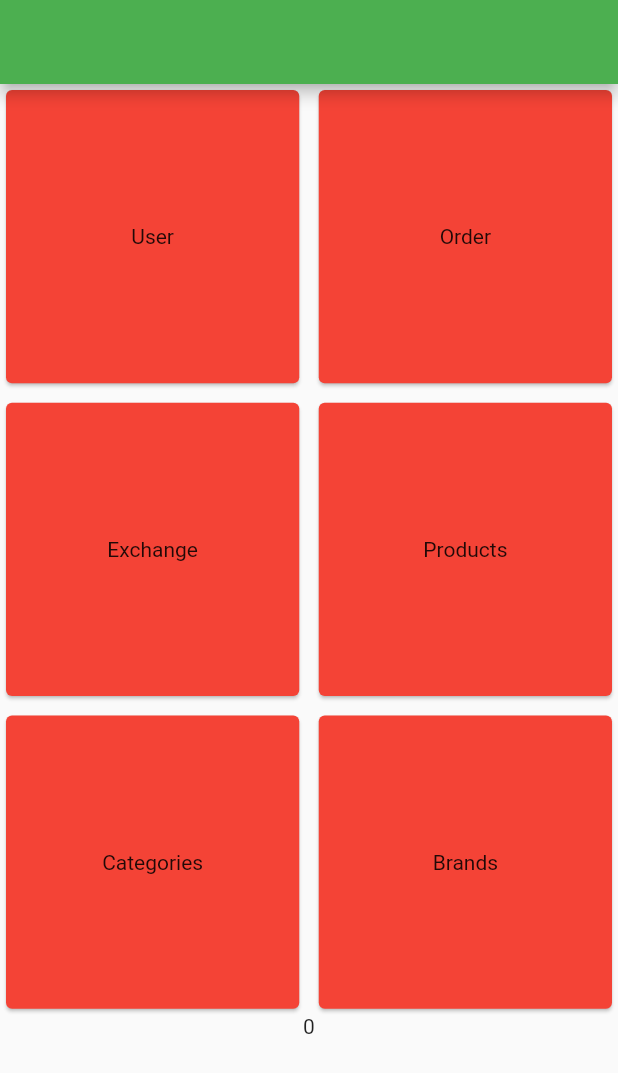
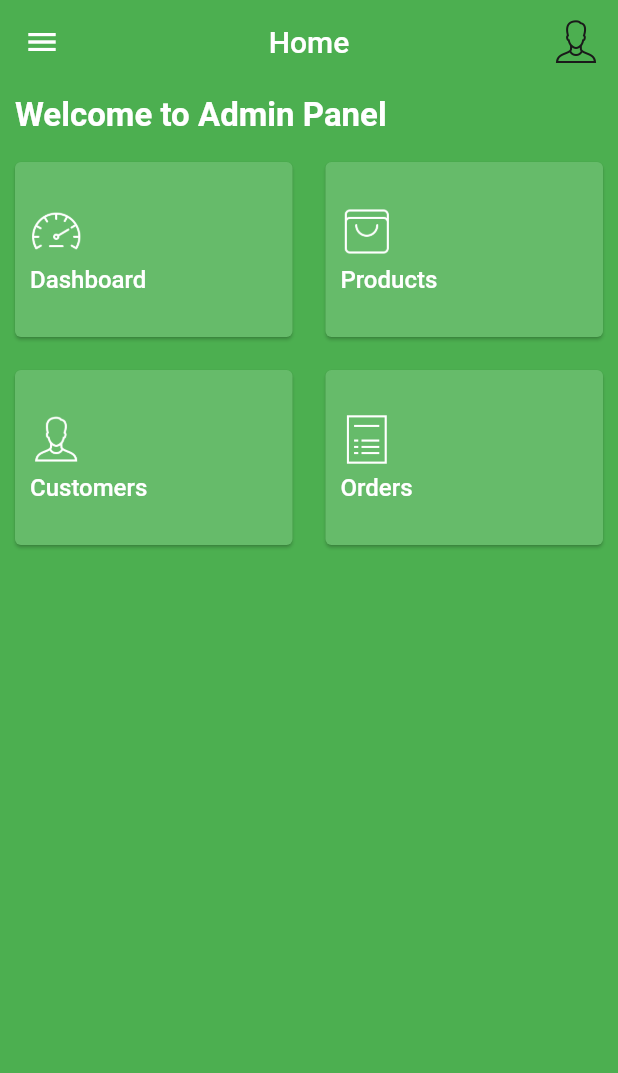
Before and after one commit to royalcourtbd/ds_admin, a Flutter app: the screen it shows after launch, on a phone screen of 412 x 824 dp. Shown: the top 1073 px of the screen. Run offline on Flutter 3.47's test engine with Material 2 defaults, Android fonts, the light colour scheme and no system bars; drawn by our look-alikes of badges; our stand-ins replace cloud_firestore, firebase_auth, firebase_core, get, image_picker; accounts and stored records are empty.

Commit message:
update dashBoard

```diff
--- a/lib/app/homePage/cotroller/home_page_controller.dart
+++ b/lib/app/homePage/cotroller/home_page_controller.dart
@@ -1,7 +1,5 @@
-import 'package:flutter/material.dart';
 import 'package:get/get.dart';
 
 class HomePageController extends GetxController {
   static HomePageController instance = Get.find();
-  TextEditingController categoryController = TextEditingController();
 }
--- /dev/null
+++ b/lib/app/homePage/model/home_view_model.dart
@@ -0,0 +1,9 @@
+class HomeViewModel {
+  HomeViewModel({
+    this.title,
+    this.icon,
+  });
+
+  String? title;
+  String? icon;
+}
--- a/lib/app/homePage/screen/home_page_view.dart
+++ b/lib/app/homePage/screen/home_page_view.dart
@@ -1,60 +1,137 @@
 import 'package:ds_admin/app/homePage/cotroller/home_page_controller.dart';
-import 'package:ds_admin/general/constans/constans.dart';
+import 'package:ds_admin/app/homePage/widget/show_counter.dart';
 import 'package:ds_admin/general/routes/route.dart';
 import 'package:flutter/material.dart';
 import 'package:get/get.dart';
 
+import '../../../general/constans/constans.dart';
+import '../model/home_view_model.dart';
+
 class HomePageView extends GetView<HomePageController> {
-  List title = [
-    'User',
-    'Order',
-    'Exchange',
-    'Products',
-    'Categories',
-    'Brands'
+  var homeTitleList = [
+    HomeViewModel(
+      title: 'Dashboard',
+      icon: 'assets/icons/dashboard.png',
+    ),
+    HomeViewModel(
+      title: 'Products',
+      icon: 'assets/icons/products.png',
+    ),
+    HomeViewModel(
+      title: 'Customers',
+      icon: 'assets/icons/customers.png',
+    ),
+    HomeViewModel(
+      title: 'Orders',
+      icon: 'assets/icons/orders.png',
+    ),
   ];
+
   @override
   Widget build(BuildContext context) {
     return Scaffold(
-      appBar: AppBar(),
+      appBar: AppBar(
+        elevation: 0,
+        title: const Text('Home'),
+        centerTitle: true,
+        actions: [
+          Image.asset(
+            'assets/icons/customers.png',
+            scale: 3,
+          )
+        ],
+      ),
+      drawer: Container(),
+      backgroundColor: Colors.green,
       body: SingleChildScrollView(
         child: Column(
+          crossAxisAlignment: CrossAxisAlignment.start,
           children: [
+            const Padding(
+              padding: EdgeInsets.symmetric(vertical: 8, horizontal: 10),
+              child: Text(
+                'Welcome to Admin Panel',
+                style: TextStyle(
+                  fontSize: 22,
+                  color: Colors.white,
+                  fontWeight: FontWeight.bold,
+                ),
+              ),
+            ),
             GridView.builder(
               shrinkWrap: true,
-              itemCount: title.length,
               gridDelegate: const SliverGridDelegateWithFixedCrossAxisCount(
                 crossAxisCount: 2,
-                childAspectRatio: 1 / 1,
-                crossAxisSpacing: 5,
-                mainAxisSpacing: 5,
+                crossAxisSpacing: 2,
+                mainAxisSpacing: 2,
+                childAspectRatio: 1.5 / 1,
               ),
+              itemCount: homeTitleList.length,
               itemBuilder: (context, index) {
-                return Card(
-                  color: Colors.red,
-                  child: InkWell(
-                    onTap: () {
-                      print(title[index]);
-                      if (title[index] == 'Products') {
-                        Get.toNamed(RoutesClass.getProductPageRoute());
-                      } else if (title[index] == 'Categories') {
-                        Get.toNamed(RoutesClass.getCategoryPageRoute());
-                      } else if (title[index] == 'Brands') {
-                        Get.toNamed(RoutesClass.getBrandPageRoute());
-                      }
-                    },
+                return InkWell(
+                  onTap: () {
+                    print(homeTitleList[index].title);
+                    if (homeTitleList[index].title == 'Products') {
+                      Get.toNamed(RoutesClass.getProductPageRoute());
+                    } else {
+                      ScaffoldMessenger.of(context).showSnackBar(
+                        SnackBar(
+                          content: Text(homeTitleList[index].title!),
+                          duration: const Duration(milliseconds: 100),
+                        ),
+                      );
+                    }
+                  },
+                  child: Card(
+                    color: Colors.green.shade400,
+                    margin: const EdgeInsets.all(10),
                     child: Container(
-                      alignment: Alignment.center,
-                      child: Text(
-                        title[index],
+                      padding: const EdgeInsets.all(10),
+                      child: Column(
+                        mainAxisAlignment: MainAxisAlignment.center,
+                        crossAxisAlignment: CrossAxisAlignment.start,
+                        children: [
+                          Row(
+                            mainAxisAlignment: MainAxisAlignment.spaceBetween,
+                            children: [
+                              Image.asset(
+                                homeTitleList[index].icon!,
+                                height: 35,
+                                color: Colors.white,
+                              ),
+                              homeTitleList[index].title == 'Products'
+                                  ? Obx(
+                                      () => ShowCounter(
+                                        showBadge: productPageController
+                                                    .productListLength >
+                                                0
+                                            ? true
+                                            : false,
+                                        title: productPageController
+                                            .productListLength
+                                            .toString(),
+                                      ),
+                                    )
+                                  : Container(),
+                            ],
+                          ),
+                          const SizedBox(
+                            height: 5,
+                          ),
+                          Text(
+                            homeTitleList[index].title!,
+                            style: const TextStyle(
+                              color: Colors.white,
+                              fontSize: 16,
+                              fontWeight: FontWeight.w500,
+                            ),
+                          ),
+                        ],
                       ),
                     ),
                   ),
                 );
               },
-            ),
-            Obx(
-              () => Text(productPageController.productListLength.toString()),
             ),
           ],
         ),
--- /dev/null
+++ b/lib/app/homePage/widget/show_counter.dart
@@ -0,0 +1,38 @@
+import 'package:badges/badges.dart';
+import 'package:ds_admin/app/homePage/cotroller/home_page_controller.dart';
+import 'package:flutter/material.dart';
+import 'package:get/get.dart';
+
+class ShowCounter extends GetView<HomePageController> {
+  bool showBadge = true;
+  String title;
+  ShowCounter({
+    Key? key,
+    required this.title,
+    required this.showBadge,
+  }) : super(key: key);
+
+  @override
+  Widget build(BuildContext context) {
+    return Badge(
+      toAnimate: false,
+      ignorePointer: true,
+      alignment: Alignment.center,
+      badgeColor: Colors.amber,
+      padding: const EdgeInsets.all(6),
+      // position: BadgePosition.topEnd(top: 25, end: 25),
+      showBadge: showBadge,
+      badgeContent: Container(
+        alignment: Alignment.center,
+        child: Text(
+          title,
+          style: const TextStyle(
+            color: Colors.black,
+            fontSize: 10,
+            fontWeight: FontWeight.w600,
+          ),
+        ),
+      ),
+    );
+  }
+}
--- a/lib/app/productPage/controller/brand_page_controller.dart
+++ b/lib/app/productPage/controller/brand_page_controller.dart
@@ -58,7 +58,7 @@ class BrandPageController extends GetxController {
 
   Stream<List<BrandModel>> getBrands() => firestore
       .collection(Urls.BRANDS_COLLECTION)
-      .orderBy('createdAt', descending: true)
+      .orderBy('brandName', descending: false)
       .snapshots()
       .map(
         (query) => query.docs
--- a/lib/app/productPage/controller/category_page_controller.dart
+++ b/lib/app/productPage/controller/category_page_controller.dart
@@ -58,7 +58,7 @@ class CategoryPageController extends GetxController {
 
   Stream<List<CategoryModel>> getCategories() => firestore
       .collection(Urls.CATEGORIES_COLLECTION)
-      .orderBy('createdAt', descending: true)
+      .orderBy('categoryName', descending: false)
       .snapshots()
       .map(
         (query) => query.docs
--- a/lib/app/productPage/screen/brand_page_view.dart
+++ b/lib/app/productPage/screen/brand_page_view.dart
@@ -89,8 +89,13 @@ class BrandPageView extends GetView<BrandPageController> {
                 print(controller.brandsList);
                 return Card(
                   child: ListTile(
-                      leading:
-                          Image.network(controller.brandsList[index].image!),
+                    leading: SizedBox(
+                      height: 70,
+                      width: 60,
+                      child: Image.network(
+                        controller.brandsList[index].image!,
+                      ),
+                    ),
                     title: Text(controller.brandsList[index].brandName!),
                     trailing: IconButton(
                       onPressed: () {
@@ -105,6 +110,7 @@ class BrandPageView extends GetView<BrandPageController> {
             ),
           ),
         ],
-        ));
+      ),
+    );
   }
 }
--- a/lib/app/productPage/screen/category_page_view.dart
+++ b/lib/app/productPage/screen/category_page_view.dart
@@ -91,8 +91,13 @@ class CategoryPageView extends GetView<CategoryPageController> {
                 print(controller.categoriesList);
                 return Card(
                   child: ListTile(
-                    leading:
-                        Image.network(controller.categoriesList[index].image!),
+                    leading: SizedBox(
+                      height: 70,
+                      width: 60,
+                      child: Image.network(
+                        controller.categoriesList[index].image!,
+                      ),
+                    ),
                     title: Text(controller.categoriesList[index].categoryName!),
                     trailing: IconButton(
                       onPressed: () {
--- a/lib/app/productPage/screen/product_page_view.dart
+++ b/lib/app/productPage/screen/product_page_view.dart
@@ -48,7 +48,7 @@ class ProductPageView extends GetView<ProductPageController> {
                       itemBuilder: (context, index) {
                         return Card(
                           child: ListTile(
-                            onTap: () {},
+                            //onTap: () {},
                             leading: SizedBox(
                               height: 70,
                               width: 60,
--- a/pubspec.yaml
+++ b/pubspec.yaml
@@ -50,6 +50,7 @@ dependencies:
   google_fonts: ^3.0.1
   flutter_carousel_slider: ^1.0.9
   image_picker: ^0.8.6
+  badges: ^2.0.3
 
 dev_dependencies:
   flutter_test:
@@ -72,9 +73,8 @@ flutter:
   # the material Icons class.
   uses-material-design: true
   # To add assets to your application, add an assets section, like this:
-  # assets:
-  #   - images/a_dot_burr.jpeg
-  #   - images/a_dot_ham.jpeg
+  assets:
+    - assets/icons/
   # An image asset can refer to one or more resolution-specific "variants", see
   # https://flutter.dev/assets-and-images/#resolution-aware
   # For details regarding adding assets from package dependencies, see
```
Also changed, not shown: assets/icons/customers.png (added), assets/icons/dashboard.png (added), assets/icons/orders.png (added), assets/icons/products.png (added), pubspec.lock. Lines whose indentation alone changed are shown as unchanged.
